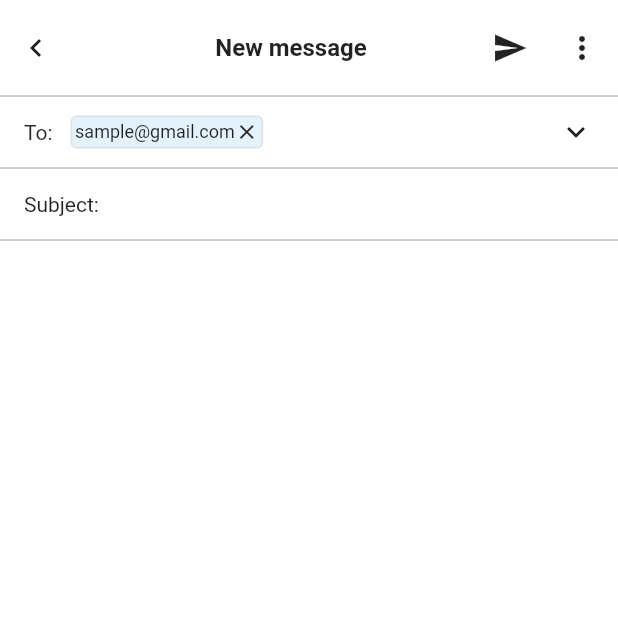
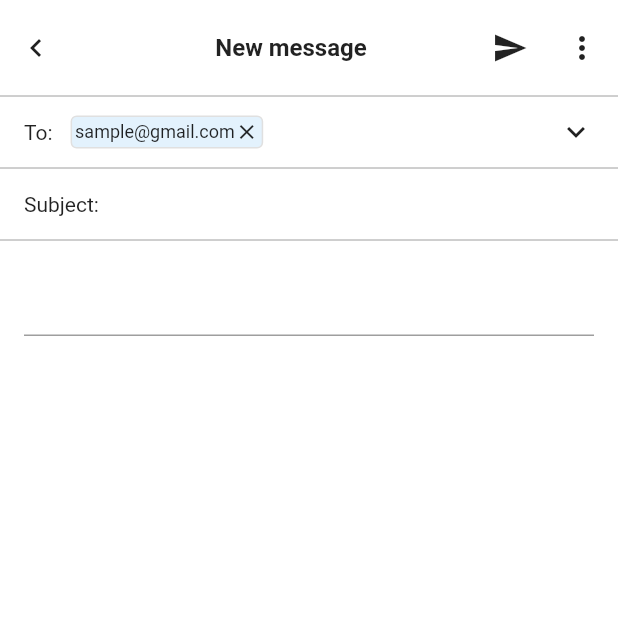
Before and after one commit to JAICHANGPARK/flutter_notebook_19th_story, a Flutter app: the NewMessagePage screen opened directly, on a phone screen of 412 x 824 dp, the top half of it. Run offline on Flutter 3.47's test engine with Material 2 defaults, Android fonts, the phone set to English and light mode, and no system bars; our stand-ins replace flutter_riverpod, freezed_annotation.

Commit message:
Update new_message_page.dart

```diff
--- a/lib/ep1101_mail_inbox_app/src/ui/new_message_page.dart
+++ b/lib/ep1101_mail_inbox_app/src/ui/new_message_page.dart
@@ -110,6 +110,9 @@ class _NewMessagePageState extends State<NewMessagePage> {
                         decoration: InputDecoration(
                           border: InputBorder.none,
                         ),
+                        style: TextStyle(
+                          fontWeight: FontWeight.bold,
+                        ),
                       ),
                     ),
                   ),
@@ -120,6 +123,13 @@ class _NewMessagePageState extends State<NewMessagePage> {
               height: 0,
               color: Colors.grey,
             ),
+            Expanded(
+                child: Padding(
+                  padding: const EdgeInsets.all(16.0),
+                  child: TextField(
+              showCursor: true,
+            ),
+                )),
           ],
         ),
       ),
```
